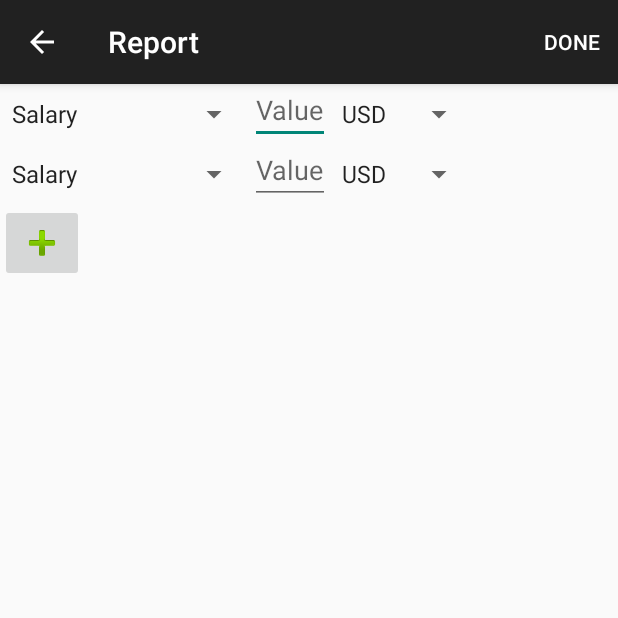
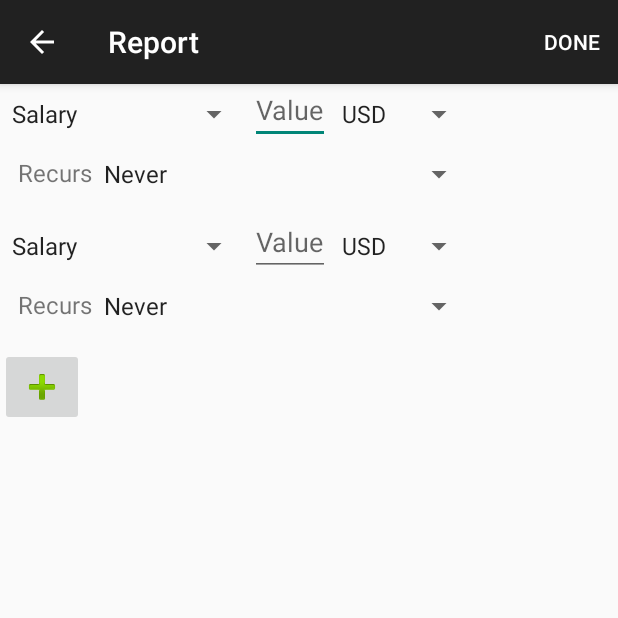
Before and after one commit to codeworxzw/SmartWallet, an Android app: the ReportActivity screen opened directly, with no data from a screen before it, after a tap on "Add line", on a phone screen of 412 x 824 dp, the top half of it. Run offline under Robolectric (Android 15) with nearby library versions, the light colour scheme and no system bars.

Commit message:
Recurring spinner added

```diff
--- a/app/src/main/java/com/rbsoftware/pfm/personalfinancemanager/ReportActivity.java
+++ b/app/src/main/java/com/rbsoftware/pfm/personalfinancemanager/ReportActivity.java
@@ -11,6 +11,7 @@ import android.text.InputType;
 import android.text.Spanned;
 import android.util.DisplayMetrics;
 import android.util.Log;
+import android.util.TypedValue;
 import android.view.Menu;
 import android.view.MenuItem;
 import android.view.View;
@@ -20,6 +21,7 @@ import android.widget.ImageButton;
 import android.widget.LinearLayout;
 import android.widget.RelativeLayout;
 import android.widget.Spinner;
+import android.widget.TextView;
 
 import java.util.ArrayList;
 import java.util.List;
@@ -33,6 +35,7 @@ public class ReportActivity extends AppCompatActivity {
     private int currencySpinnerId =2001; //IDs of currencySpinner
     private int editTextValueId =3001;   //Ids of editText
     private int textViewRecursId =4001;   //Ids of TextView "Recurs"
+    private int spinnerRecursId =5001;   //Ids of spinner "Recurs"
 
 
     @Override
@@ -49,6 +52,8 @@ public class ReportActivity extends AppCompatActivity {
             mLayout.addView(createNewCategorySpinner());
             mLayout.addView(createNewEditText());
             mLayout.addView(createNewCurrencySpinner());
+            mLayout.addView(createNewRecursTextView());
+            mLayout.addView(createNewRecursSpinner());
         }
         else{
             //views states were saved in onSaveInstanceState
@@ -63,7 +68,10 @@ public class ReportActivity extends AppCompatActivity {
                 mLayout.addView(createNewCurrencySpinner());
                 Spinner currencySpinner = (Spinner) findViewById(2000+i);
                 currencySpinner.setSelection(savedInstanceState.getInt("currencySpinner"+i));
-
+                mLayout.addView(createNewRecursTextView());
+                mLayout.addView(createNewRecursSpinner());
+                Spinner recursSpinner = (Spinner) findViewById(5000+i);
+                recursSpinner.setSelection(savedInstanceState.getInt("recursSpinner" + i));
             }
 
         }
@@ -78,6 +86,9 @@ public class ReportActivity extends AppCompatActivity {
                 mLayout.addView(createNewCategorySpinner());
                 mLayout.addView(createNewEditText());
                 mLayout.addView(createNewCurrencySpinner());
+                mLayout.addView(createNewRecursTextView());
+                mLayout.addView(createNewRecursSpinner());
+
 
             }
         });
@@ -94,10 +105,10 @@ public class ReportActivity extends AppCompatActivity {
             outState.putInt("currencySpinner"+i, currencySpinner.getSelectedItemPosition());
             EditText editTextValue = (EditText) findViewById(3000+i);
             outState.putString("editTextValue"+i, editTextValue.getText().toString());
-            Log.d("counter", " onSaveInstanceState"+ categorySpinner.getSelectedItemPosition() +" "+
-                    currencySpinner.getSelectedItemPosition() +" "+  editTextValue.getText().toString());
+            Spinner recursSpinner = (Spinner) findViewById(5000+i);
+            outState.putInt("recursSpinner"+i, recursSpinner.getSelectedItemPosition());
+
         }
-        Log.d("counter", counter + " onSaveInstanceState");
 
         super.onSaveInstanceState(outState);
 
@@ -110,9 +121,10 @@ public class ReportActivity extends AppCompatActivity {
         final RelativeLayout.LayoutParams lparams = new RelativeLayout.LayoutParams(RelativeLayout.LayoutParams.WRAP_CONTENT, dpToPx(40));
         final Spinner spinner = new Spinner(this);
         lparams.addRule(RelativeLayout.END_OF, editTextValueId-1);
-        if(currencySpinnerId > 2001){
-            lparams.addRule(RelativeLayout.BELOW, currencySpinnerId-1);
+        if(categorySpinnerId > 1001){
+            lparams.addRule(RelativeLayout.BELOW, textViewRecursId-1);
         }
+
         spinner.setLayoutParams(lparams);
         ArrayAdapter<CharSequence> currencySpinnerAdapter = ArrayAdapter.createFromResource(this,R.array.report_activity_currency_spinner,android.R.layout.simple_spinner_item);
         currencySpinnerAdapter.setDropDownViewResource(android.R.layout.simple_spinner_dropdown_item);
@@ -130,7 +142,7 @@ public class ReportActivity extends AppCompatActivity {
         final RelativeLayout.LayoutParams lparams = new RelativeLayout.LayoutParams(RelativeLayout.LayoutParams.WRAP_CONTENT, dpToPx(40));
         final Spinner spinner = new Spinner(this);
         if(categorySpinnerId > 1001){
-            lparams.addRule(RelativeLayout.BELOW, categorySpinnerId-1);
+            lparams.addRule(RelativeLayout.BELOW, textViewRecursId-1);
         }
 
         spinner.setLayoutParams(lparams);
@@ -150,21 +162,57 @@ public class ReportActivity extends AppCompatActivity {
         final RelativeLayout.LayoutParams lparams = new RelativeLayout.LayoutParams(RelativeLayout.LayoutParams.WRAP_CONTENT, dpToPx(40));
         final EditText editText = new EditText(this);
         lparams.addRule(RelativeLayout.END_OF, categorySpinnerId - 1);
-        if(editTextValueId > 3001){
-            lparams.addRule(RelativeLayout.BELOW, editTextValueId-1);
+        if(categorySpinnerId > 1001){
+            lparams.addRule(RelativeLayout.BELOW, textViewRecursId-1);
         }
+
         int maxLength = 8;
         InputFilter[] fArray = new InputFilter[1];
         fArray[0] = new InputFilter.LengthFilter(maxLength);
         editText.setFilters(fArray);
         editText.setLayoutParams(lparams);
-        editText.setHint("Value");
+        editText.setHint(getResources().getString(R.string.value));
         editText.setInputType(InputType.TYPE_CLASS_NUMBER);
         editText.setId(editTextValueId);
         editText.setSaveEnabled(true);
 
         editTextValueId++;
         return editText;
+    }
+
+    //Generates recurs text view
+    private TextView createNewRecursTextView(){
+        final RelativeLayout.LayoutParams lparams = new RelativeLayout.LayoutParams(RelativeLayout.LayoutParams.WRAP_CONTENT, dpToPx(40));
+        lparams.addRule(RelativeLayout.BELOW, categorySpinnerId - 1);
+        lparams.setMargins(dpToPx(12),dpToPx(8),0,0);
+        final TextView textView = new TextView(this);
+        textView.setLayoutParams(lparams);
+;       textView.setId(textViewRecursId);
+        textView.setText(getResources().getString(R.string.recurs));
+        textView.setTextSize(TypedValue.COMPLEX_UNIT_PX,
+                getResources().getDimension(R.dimen.recurs_text_size));
+        textView.setSaveEnabled(true);
+        textViewRecursId++;
+        return textView;
+    }
+
+
+    //Generates recurring spinner
+    private Spinner createNewRecursSpinner() {
+        final RelativeLayout.LayoutParams lparams = new RelativeLayout.LayoutParams(RelativeLayout.LayoutParams.WRAP_CONTENT, dpToPx(40));
+        final Spinner spinner = new Spinner(this);
+        lparams.addRule(RelativeLayout.END_OF, textViewRecursId-1);
+        lparams.addRule(RelativeLayout.BELOW, categorySpinnerId - 1);
+        lparams.addRule(RelativeLayout.ALIGN_RIGHT, currencySpinnerId - 1);
+
+        spinner.setLayoutParams(lparams);
+        ArrayAdapter<CharSequence> recursSpinnerAdapter = ArrayAdapter.createFromResource(this,R.array.report_activity_recurs_spinner,android.R.layout.simple_spinner_item);
+        recursSpinnerAdapter.setDropDownViewResource(android.R.layout.simple_spinner_dropdown_item);
+        spinner.setAdapter(recursSpinnerAdapter);
+        spinner.setId(spinnerRecursId);
+        spinner.setSaveEnabled(true);
+        spinnerRecursId++;
+        return spinner;
     }
 
     @Override
--- a/app/src/main/res/values/dimens.xml
+++ b/app/src/main/res/values/dimens.xml
@@ -6,4 +6,5 @@
     <dimen name="g_top_margin">100dp</dimen>
     <dimen name="fab_margin">16dp</dimen>
     <dimen name="nav_drawer_width">280dp</dimen>
+    <dimen name="recurs_text_size">16sp</dimen>
 </resources>
--- a/app/src/main/res/values/strings.xml
+++ b/app/src/main/res/values/strings.xml
@@ -105,6 +105,14 @@
         <item>UAH</item>
         <item>RUB</item>
     </string-array>
+
+    <string-array name="report_activity_recurs_spinner">
+        <item>Never</item>
+        <item>Every week</item>
+        <item>Every month</item>
+        <item>Every 3 month</item>
+    </string-array>
+
     <string name="title_activity_settings">Settings</string>
 
     <!-- Strings related to Settings -->
@@ -169,6 +177,7 @@
     <string name="value">Value</string>
     <string name="add_line">Add line</string>
     <string name="text_view_error">Please set value</string>
+    <string name="recurs">Recurs</string>
 
 
 </resources>
```
